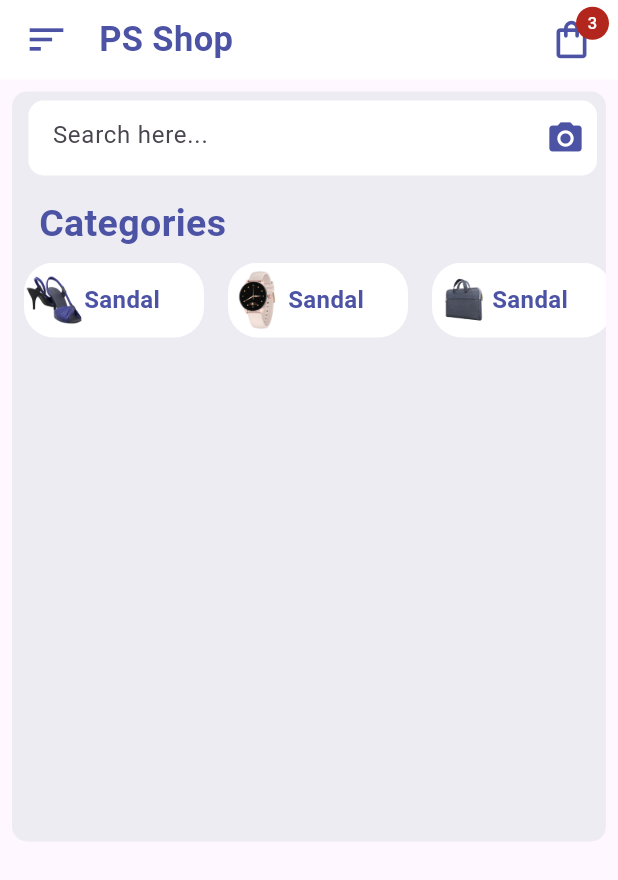
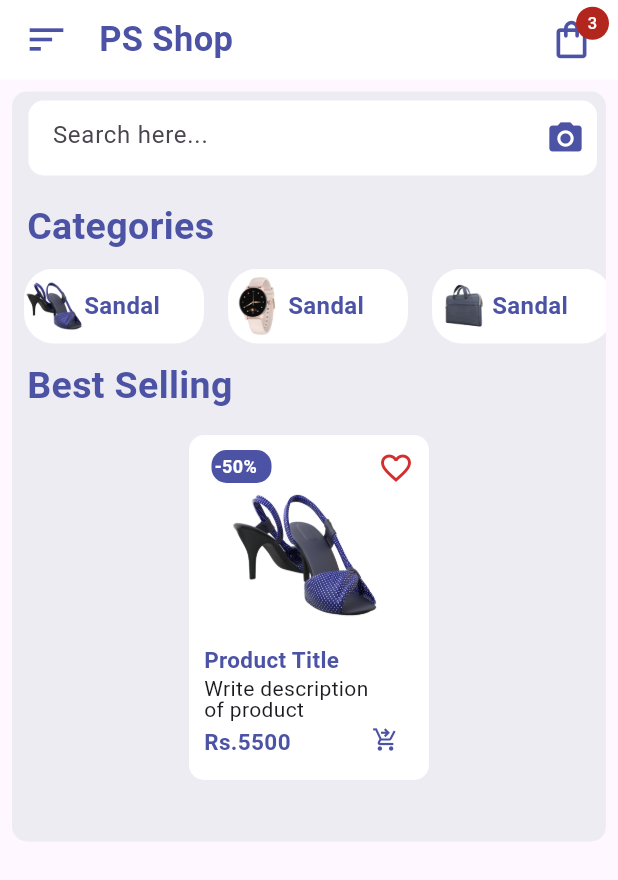
Before and after one commit to Pamod1478/E-Commerce-App, a Flutter app: the screen it shows after launch, on a phone screen of 412 x 824 dp. Shown: the top 880 px of the screen. Run offline on Flutter 3.47's test engine with Material 3 defaults, Android fonts, the phone set to English and light mode, and no system bars.

Commit message:
create best selling part

```diff
--- a/lib/pages/homepage.dart
+++ b/lib/pages/homepage.dart
@@ -1,5 +1,6 @@
 import 'package:e_commerce_app/widgets/CategoriesWidget.dart';
 import 'package:e_commerce_app/widgets/HomeAppBar.dart';
+import 'package:e_commerce_app/widgets/itemsWidget.dart';
 import 'package:flutter/material.dart';
 
 class HomePage extends StatelessWidget {
@@ -63,7 +64,7 @@ class HomePage extends StatelessWidget {
                         ),
                       ),
                       Padding(
-                        padding: const EdgeInsets.all(8.0),
+                        padding: const EdgeInsets.only(top: 10, bottom: 10),
                         child: Container(
                           alignment: Alignment.centerLeft,
                           margin: EdgeInsets.symmetric(horizontal: 10),
@@ -77,7 +78,28 @@ class HomePage extends StatelessWidget {
                           ),
                         ),
                       ),
+
+                      // categories widget
                       SizedBox(child: CategoriesWidget()),
+
+                      //Items
+                      Padding(
+                        padding: const EdgeInsets.only(top: 10),
+                        child: Container(
+                          alignment: Alignment.centerLeft,
+                          margin: EdgeInsets.symmetric(horizontal: 10),
+                          child: Text(
+                            "Best Selling",
+                            style: TextStyle(
+                              fontSize: 25,
+                              fontWeight: FontWeight.bold,
+                              color: Color(0XFF4C53A5),
+                            ),
+                          ),
+                        ),
+                      ),
+
+                      ItemsWidget(),
                     ],
                   ),
                 ),
--- /dev/null
+++ b/lib/widgets/itemsWidget.dart
@@ -0,0 +1,120 @@
+import 'package:flutter/material.dart';
+
+class ItemsWidget extends StatelessWidget {
+  const ItemsWidget({super.key});
+
+  @override
+  Widget build(BuildContext context) {
+    return Container(
+      child: Column(
+        children: [
+          Padding(
+            padding: const EdgeInsets.all(15.0),
+            child: Container(
+              height: 230,
+              width: 160,
+              decoration: BoxDecoration(
+                borderRadius: BorderRadius.circular(10),
+                color: Colors.white,
+              ),
+              child: Stack(
+                children: [
+                  Positioned(
+                    top: 10, // Align to the top
+                    left: 15, // Align to the left
+                    child: Container(
+                      height: 22,
+                      width: 40,
+                      decoration: BoxDecoration(
+                        color: Color(0XFF4C53A5),
+                        borderRadius: BorderRadius.circular(10),
+                      ),
+                      child: Padding(
+                        padding: const EdgeInsets.all(2.0),
+                        child: Text(
+                          "-50%",
+                          style: TextStyle(
+                            color: Colors.white,
+                            fontSize: 12,
+                            fontWeight: FontWeight.bold,
+                          ),
+                        ),
+                      ),
+                    ),
+                  ),
+                  Positioned(
+                    top: 10,
+                    right: 10,
+                    child: Icon(Icons.favorite_border, color: Colors.red[700]),
+                  ),
+                  InkWell(
+                    onTap: () {},
+                    child: Padding(
+                      padding: const EdgeInsets.only(top: 35, left: 25),
+                      child: Container(
+                        child: Image.asset("images/1.png", height: 90),
+                      ),
+                    ),
+                  ),
+
+                  Positioned(
+                    bottom: 70,
+                    left: 10,
+                    child: Container(
+                      child: Text(
+                        "Product Title",
+                        style: TextStyle(
+                          fontSize: 15,
+                          color: Color(0XFF4C53A5),
+                          fontWeight: FontWeight.bold,
+                        ),
+                      ),
+                    ),
+                  ),
+                  Positioned(
+                    bottom: 40,
+                    left: 10,
+                    child: Container(
+                      width: 120, // Set a fixed width to allow text wrapping
+                      child: Text(
+                        "Write description of product ",
+                        style: TextStyle(height: 1),
+                        maxLines: 3,
+                        overflow: TextOverflow
+                            .ellipsis, // Optional: Add ellipsis if text overflows
+                      ),
+                    ),
+                  ),
+
+                  Positioned(
+                    bottom: 15,
+                    left: 10,
+                    child: Container(
+                      child: Text(
+                        "Rs.5500",
+                        style: TextStyle(
+                          fontSize: 15,
+                          color: Color(0XFF4C53A5),
+                          fontWeight: FontWeight.bold,
+                        ),
+                      ),
+                    ),
+                  ),
+                  Positioned(
+                    bottom: 18,
+                    right: 20,
+                    child: Icon(
+                      Icons.shopping_cart_checkout,
+                      color: Color(0XFF4C53A5),
+                      size: 18,
+                    ),
+                  ),
+                ],
+              ),
+            ),
+          ),
+        ],
+      ),
+    );
+  }
+}
```
